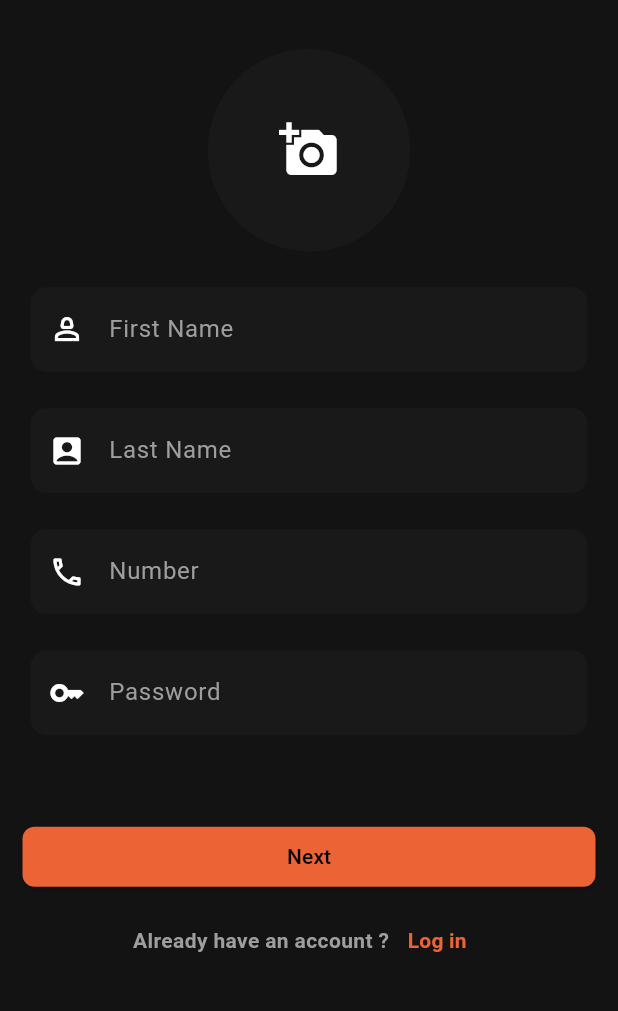
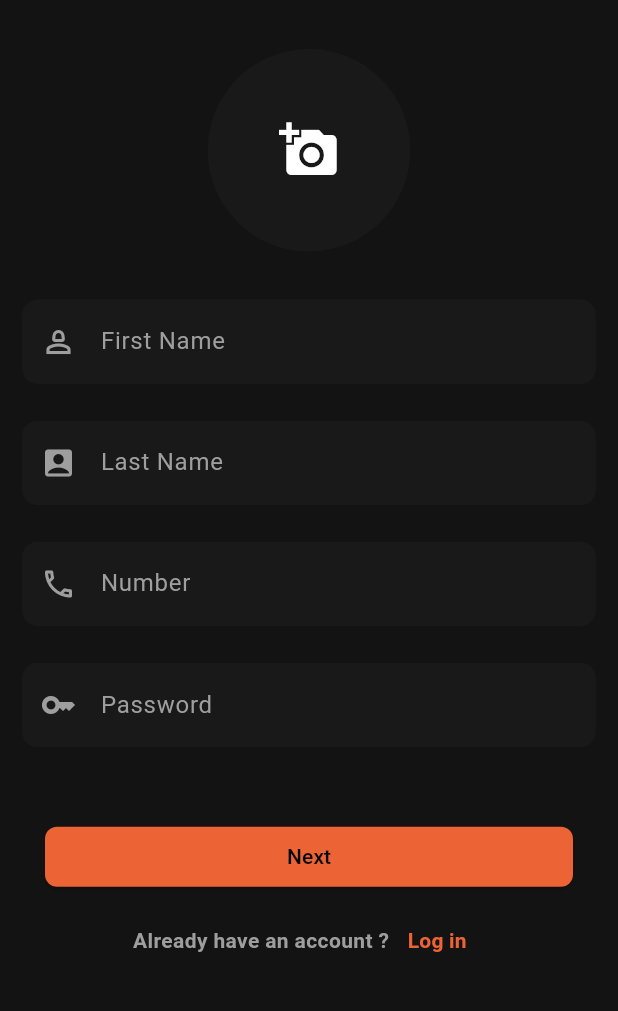
Before and after one commit to Dada6x/SpeedOrder-Mobile-delivery-app, a Flutter app: the SignupPage screen opened directly, on a phone screen of 412 x 824 dp, the part 71-1082 px from its top. Run offline on Flutter 3.47's test engine with Material 3 defaults, Android fonts, the phone set to English and light mode, and no system bars; our stand-ins replace curved_navigation_bar, flutter_map, geocoding, geolocator, get, image_picker and 6 more; missing offline and left inert: awesome_icons; accounts and stored records are empty; network calls fail; project files that could hold a hidden picture were left out.

Commit message:
made introduction screens for only one time

```diff
--- a/lib/Auth/Login_Page.dart
+++ b/lib/Auth/Login_Page.dart
@@ -18,8 +18,10 @@ class LoginPage extends StatefulWidget {
 }
 
 class SigninPageState extends State<LoginPage> {
+  //!-------------------controllers
   final numberController = TextEditingController();
   final passwordController = TextEditingController();
+  //!--------------------------------------------------------
   // final formkey = GlobalKey<FormState>();
   String? enteredNumber;
   String? enteredPass;
--- a/lib/Auth/SignUpPage.dart
+++ b/lib/Auth/SignUpPage.dart
@@ -17,10 +17,12 @@ class SignupPage extends StatefulWidget {
 }
 
 class SignUpPageState extends State<SignupPage> {
-//-------------------------Controllers
-
-
-  //---------------------------------------------------------
+//$-------------------------Controllers-----------------------
+  final firstNameController = TextEditingController();
+  final lastNameController = TextEditingController();
+  final numberController = TextEditingController();
+  final passwordController = TextEditingController();
+//$---------------------------------------------------------
   Image? img;
   @override
   Widget build(BuildContext context) {
@@ -29,6 +31,8 @@ class SignUpPageState extends State<SignupPage> {
         return Scaffold(
           appBar: NormalAppBar('Enter your info'.tr),
           body: SingleChildScrollView(
+            child: Padding(
+              padding: const EdgeInsets.symmetric(horizontal: 15),
               child: Column(
                 children: [
                   //! image
@@ -65,62 +69,62 @@ class SignUpPageState extends State<SignupPage> {
                       ),
                     ),
                   ),
-                //! first Name
+                  //! first name
                   Padding(
-                  padding: EdgeInsets.symmetric(
-                      horizontal: controller.screenWidth(context) * 0.05),
-                  child: SizedBox(
+                    padding: EdgeInsets.only(
+                      top: controller.screenHeight(context) * 0.01,
+                    ),
                     child: TextField(
+                      controller: firstNameController,
                       decoration: inputDecoration(context,
                           hint: "First Name",
-                            icon: const Icon(Icons.person_2_outlined))),
+                          icon: const Icon(Icons.person_2_outlined,
+                              color: Colors.grey)),
                     ),
                   ),
                   //! Last Name
-                SizedBox(
-                  height: controller.screenHeight(context) * 0.03,
+                  Padding(
+                    padding: EdgeInsets.only(
+                      top: controller.screenHeight(context) * 0.03,
                     ),
-                Padding(
-                  padding: EdgeInsets.symmetric(
-                      horizontal: controller.screenWidth(context) * 0.05),
-                  child: SizedBox(
                     child: TextField(
+                      controller: lastNameController,
                       decoration: inputDecoration(context,
                           hint: "Last Name",
-                            icon: const Icon(Icons.account_box))),
+                          icon: const Icon(Icons.account_box,
+                              color: Colors.grey)),
                     ),
-                ),
-                SizedBox(
-                  height: controller.screenHeight(context) * 0.03,
                   ),
                   //! phone Number
                   Padding(
-                  padding: EdgeInsets.symmetric(
-                      horizontal: controller.screenWidth(context) * 0.05),
+                    padding: EdgeInsets.only(
+                      top: controller.screenHeight(context) * 0.03,
+                    ),
                     child: TextField(
+                      controller: numberController,
                       keyboardType: TextInputType.number,
                       decoration: inputDecoration(context,
                           hint: "Number",
-                          icon: const Icon(Icons.call_outlined))),
+                          icon: const Icon(Icons.call_outlined,
+                              color: Colors.grey)),
                     ),
-                SizedBox(
-                  height: controller.screenHeight(context) * 0.03,
                   ),
                   //! Password
                   Padding(
-                  padding: EdgeInsets.symmetric(
-                      horizontal: controller.screenWidth(context) * 0.05),
+                    padding: EdgeInsets.only(
+                      bottom: controller.screenHeight(context) * 0.05,
+                      top: controller.screenHeight(context) * 0.03,
+                    ),
                     child: TextField(
+                        controller: passwordController,
                         decoration: inputDecoration(context,
-                          hint: "Password", icon: const Icon(Icons.key))),
+                            hint: "Password",
+                            icon: const Icon(
+                              Icons.key,
+                              color: Colors.grey,
+                            ))),
                   ),
-                SizedBox(
-                  height: controller.screenHeight(context) * 0.03,
-                ),
-                SizedBox(
-                  //!  to ward change this
-                  height: Get.find<Model>().screenHeight(context) * 0.03,
-                ),
+                  //! register button
                   Padding(
                     padding:
                         const EdgeInsets.symmetric(vertical: 8, horizontal: 15),
@@ -133,6 +137,7 @@ class SignUpPageState extends State<SignupPage> {
                       },
                     ),
                   ),
+                  // switch to login
                   Row(
                     mainAxisAlignment: MainAxisAlignment.center,
                     children: [
@@ -157,12 +162,14 @@ class SignUpPageState extends State<SignupPage> {
                 ],
               ),
             ),
+          ),
         );
       },
     );
   }
 }
 
+// fun input decoration for the text fields
 InputDecoration inputDecoration(BuildContext context,
     {required String hint, required Icon icon}) {
   return InputDecoration(
@@ -183,6 +190,7 @@ InputDecoration inputDecoration(BuildContext context,
   );
 }
 
+//! yahea : image picker needs to be in independent class
 class ImagePickingDialog extends StatefulWidget {
   const ImagePickingDialog({super.key});
 
--- a/lib/IntroductionScreens/IntroPages.dart
+++ b/lib/IntroductionScreens/IntroPages.dart
@@ -2,6 +2,7 @@ import 'package:flutter/material.dart';
   import 'package:get/get.dart';
   import 'package:lottie/lottie.dart';
   import 'package:mamamia_uniproject/Auth/Login_Page.dart';
+  import 'package:mamamia_uniproject/main.dart';
   import 'package:mamamia_uniproject/main_page.dart';
 
   import 'package:smooth_page_indicator/smooth_page_indicator.dart';
@@ -65,6 +66,7 @@ class _IntroPagesState extends State<IntroPages> {
                 onLastPage
                     ? GestureDetector(
                         onTap: () {
+                          prefs?.setBool('isFirstOpen',true);
                           Get.off(const LoginPage());
                         },
                         child: Text(
--- a/lib/main.dart
+++ b/lib/main.dart
@@ -7,17 +7,21 @@ import 'package:mamamia_uniproject/Controllers/Home_Page_controller.dart';
 import 'package:mamamia_uniproject/Controllers/credit_card_controller.dart';
 import 'package:mamamia_uniproject/Controllers/favoriteController.dart';
 import 'package:mamamia_uniproject/Controllers/cart_controller.dart';
-import 'package:mamamia_uniproject/IntroductionScreens/IntroPages.dart';
+import 'package:mamamia_uniproject/IntroductionScreens/splash_screen.dart';
 import 'package:mamamia_uniproject/language/local.dart';
 import 'package:mamamia_uniproject/main_page.dart';
 import 'package:mamamia_uniproject/middlewares/middleware.dart';
 import 'package:mamamia_uniproject/theme/themes.dart';
 import 'package:shared_preferences/shared_preferences.dart';
 
-//middleware
+//!-----------------------------shared pref
 SharedPreferences? sharedPref;
-
-double ScreenWIdthddww = 333;
+SharedPreferences? prefs;
+//!----------------------------
+//!!!!--------------------
+double screenWidth(BuildContext context) => MediaQuery.of(context).size.width;
+double screenHeight(BuildContext context) => MediaQuery.of(context).size.height;
+//!----------------------------
 void main() async {
   Get.put(creditCardController());
   Get.put(FavoriteController());
@@ -27,6 +31,8 @@ void main() async {
   Get.put(LocationController());
   //middleware
   sharedPref = await SharedPreferences.getInstance();
+  prefs = await SharedPreferences.getInstance();
+
   WidgetsFlutterBinding.ensureInitialized();
   runApp(
     GetMaterialApp(
@@ -42,16 +48,17 @@ void main() async {
       // middlewares
       initialRoute: '/',
       getPages: [
-        GetPage(name: '/', page: () => const IntroPages(), middlewares: [
+        GetPage(name: '/', page: () => const SplashScreen(), middlewares: [
           MiddlewareAuth(),
         ]),
         GetPage(name: '/login', page: () => const LoginPage()),
-        GetPage(
-          name: '/mainPage',
-          page: () => const MainPage(),
-        ),
+        GetPage(name: '/mainPage', page: () => const MainPage()),
       ],
-      // home: const IntroPages(),
+      //$ home: const IntroPages(),
     ),
   );
 }
+// about the introduction screens
+// make splash then store a shared pref when "Done " button is pressed
+// then decide if going straight to login/signup or to introduction screen
+// access introduction screens via deleting chace memory
```
Also changed, not shown: lib/IntroductionScreens/splash_screen.dart (added, +43 -0 lines), lib/Screens/profile_page.dart (+7 -1 lines). Lines whose indentation alone changed are shown as unchanged.
